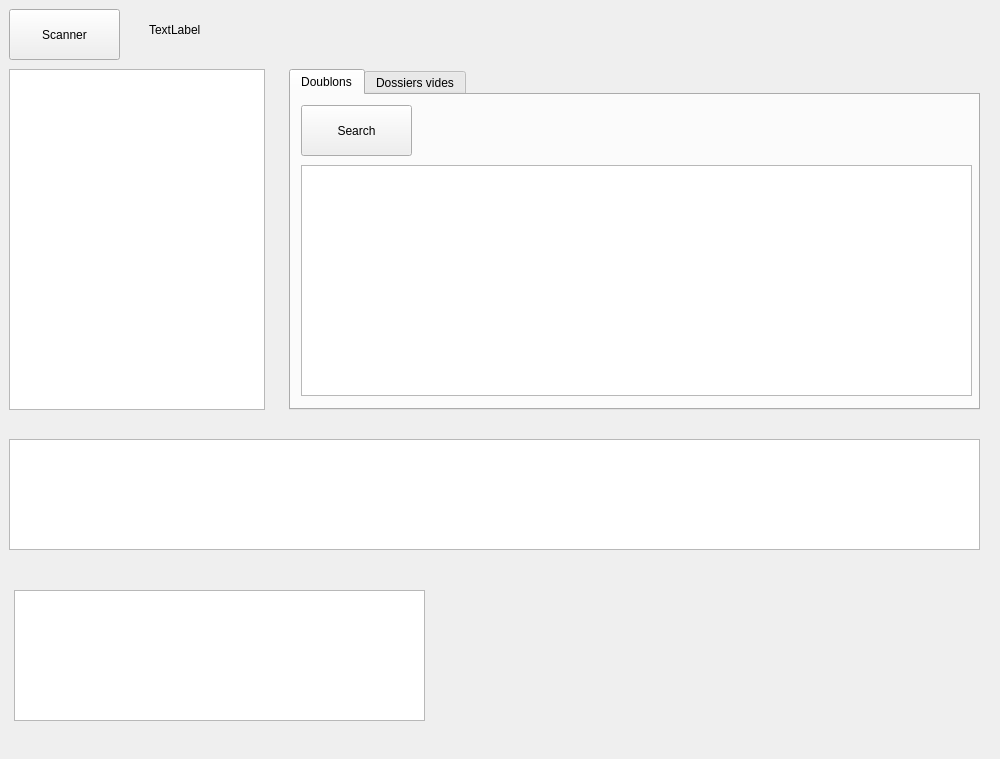
The window that org/orgview.ui (relefebvre/organizer) describes before a commit, drawn with Qt 5.
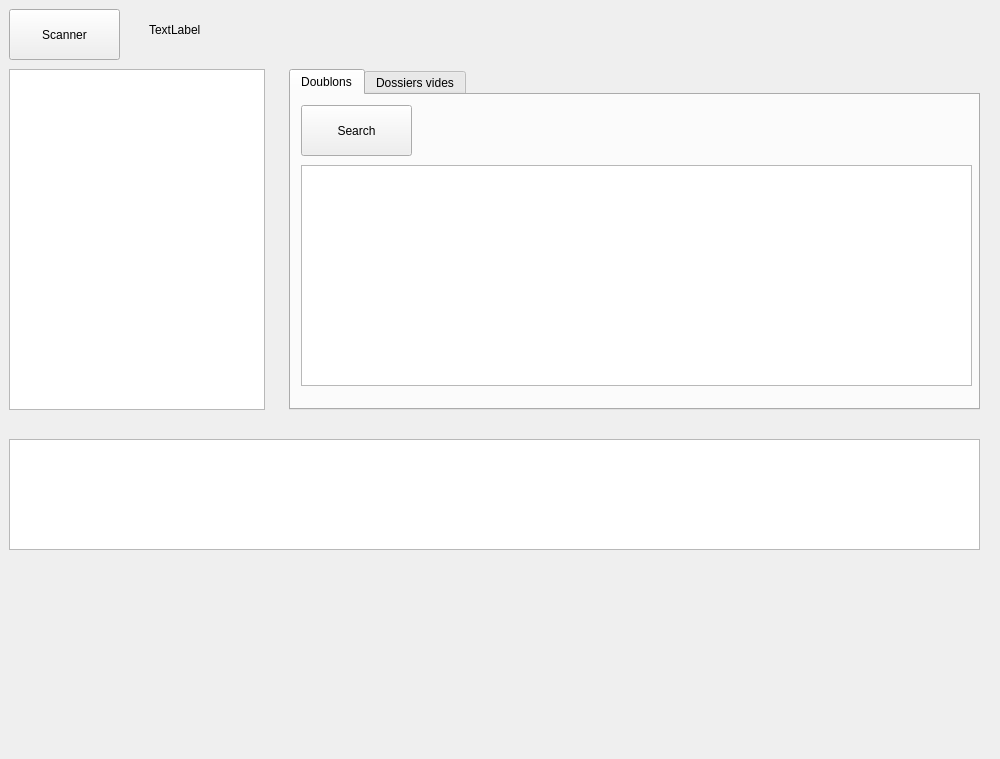
The same window after the commit.

Commit message: Reorganisation widgets

The edit to the form file:
```diff
--- a/org/orgview.ui
+++ b/org/orgview.ui
@@ -63,16 +63,6 @@
       <attribute name="title">
        <string>Doublons</string>
       </attribute>
-      <widget class="QTextBrowser" name="view_double">
-       <property name="geometry">
-        <rect>
-         <x>10</x>
-         <y>70</y>
-         <width>671</width>
-         <height>231</height>
-        </rect>
-       </property>
-      </widget>
       <widget class="QPushButton" name="search_double">
        <property name="enabled">
         <bool>true</bool>
@@ -89,6 +79,28 @@
         <string>Search</string>
        </property>
       </widget>
+      <widget class="QTreeView" name="treeView">
+       <property name="geometry">
+        <rect>
+         <x>10</x>
+         <y>70</y>
+         <width>671</width>
+         <height>221</height>
+        </rect>
+       </property>
+       <property name="selectionMode">
+        <enum>QAbstractItemView::MultiSelection</enum>
+       </property>
+       <property name="horizontalScrollMode">
+        <enum>QAbstractItemView::ScrollPerPixel</enum>
+       </property>
+       <property name="animated">
+        <bool>false</bool>
+       </property>
+       <attribute name="headerStretchLastSection">
+        <bool>true</bool>
+       </attribute>
+      </widget>
      </widget>
      <widget class="QWidget" name="tab">
       <attribute name="title">
@@ -208,16 +220,6 @@
       <string/>
      </property>
     </widget>
-    <widget class="QTreeView" name="treeView">
-     <property name="geometry">
-      <rect>
-       <x>15</x>
-       <y>591</y>
-       <width>411</width>
-       <height>131</height>
-      </rect>
-     </property>
-    </widget>
    </widget>
   </widget>
   <widget class="QMenuBar" name="menubar">
```
The commit also changes 3 other files.
